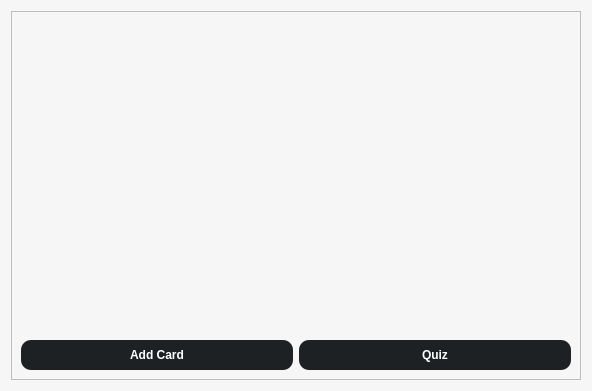
Above: cardwidget.ui from dparker2/StudyGroup before the change. Below: the same form after it.
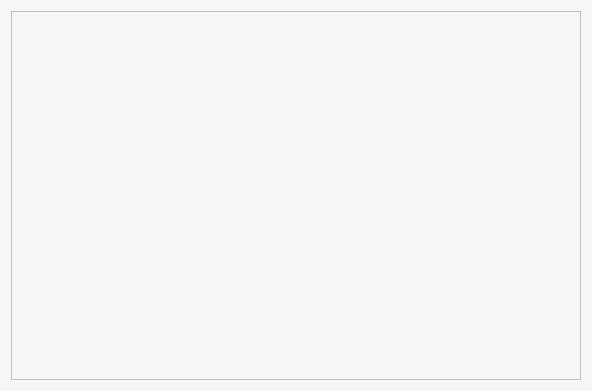
That is the form after the change.

Commit message:
Add/quiz buttons
moved to groupwidget

Patch:
```diff
--- a/cardwidget.ui
+++ b/cardwidget.ui
@@ -72,7 +72,7 @@
              <x>0</x>
              <y>0</y>
              <width>540</width>
-             <height>193</height>
+             <height>307</height>
             </rect>
            </property>
            <layout class="QHBoxLayout" name="horizontalLayout_2">
@@ -85,93 +85,6 @@
         </item>
        </layout>
       </item>
-      <item row="0" column="0">
-       <layout class="QHBoxLayout" name="horizontalLayout_3">
-        <item>
-         <spacer name="horizontalSpacer">
-          <property name="orientation">
-           <enum>Qt::Horizontal</enum>
-          </property>
-          <property name="sizeHint" stdset="0">
-           <size>
-            <width>40</width>
-            <height>20</height>
-           </size>
-          </property>
-         </spacer>
-        </item>
-       </layout>
-      </item>
-      <item row="3" column="0">
-       <spacer name="verticalSpacer">
-        <property name="orientation">
-         <enum>Qt::Vertical</enum>
-        </property>
-        <property name="sizeType">
-         <enum>QSizePolicy::Minimum</enum>
-        </property>
-        <property name="sizeHint" stdset="0">
-         <size>
-          <width>20</width>
-          <height>60</height>
-         </size>
-        </property>
-       </spacer>
-      </item>
-      <item row="4" column="0">
-       <layout class="QHBoxLayout" name="horizontalLayout">
-        <item>
-         <widget class="QPushButton" name="addCardBtn">
-          <property name="styleSheet">
-           <string notr="true">QPushButton {
-background-color: rgb(30, 33, 36);
-color: white; 
-font:bold;
-padding: 8px 12px 8px 12px;
-border: 0px;
-border-radius: 10px;
-}
-
-QPushButton:hover {
-	background-color: rgba(0, 127, 177, 0.6);
-}
-
-QPushButton:checked {
-	background-color: rgb(0, 127, 177);
-}</string>
-          </property>
-          <property name="text">
-           <string>Add Card</string>
-          </property>
-         </widget>
-        </item>
-        <item>
-         <widget class="QPushButton" name="quizBtn">
-          <property name="styleSheet">
-           <string notr="true">QPushButton {
-background-color: rgb(30, 33, 36);
-color: white; 
-font:bold;
-padding: 8px 12px 8px 12px;
-border: 0px;
-border-radius: 10px;
-}
-
-QPushButton:hover {
-	background-color: rgba(0, 127, 177, 0.6);
-}
-
-QPushButton:checked {
-	background-color: rgb(0, 127, 177);
-}</string>
-          </property>
-          <property name="text">
-           <string>Quiz</string>
-          </property>
-         </widget>
-        </item>
-       </layout>
-      </item>
      </layout>
     </widget>
    </item>
```
Left out of the diff: 17 changed lines with no effect on the pictures. The commit also changes 8 other files.
